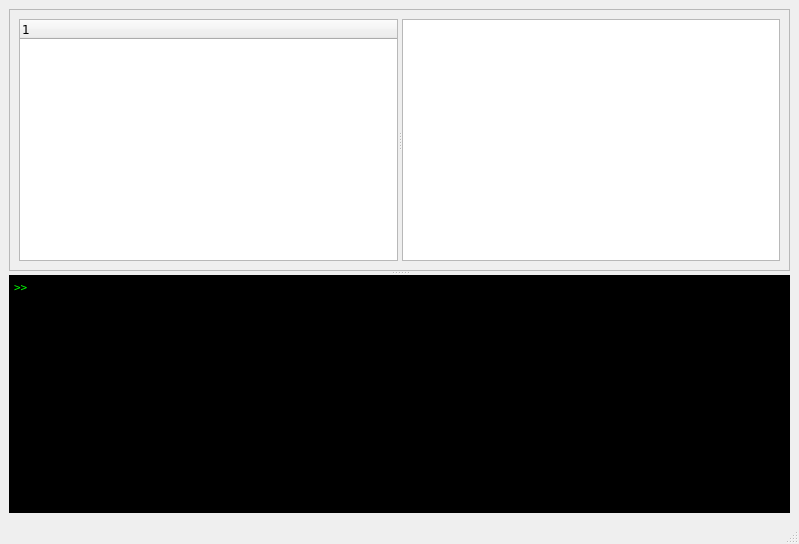
First picture: the form in src/results_window.ui, repository AliSalman-et-al/openmeta-analyst-community, before the edit.
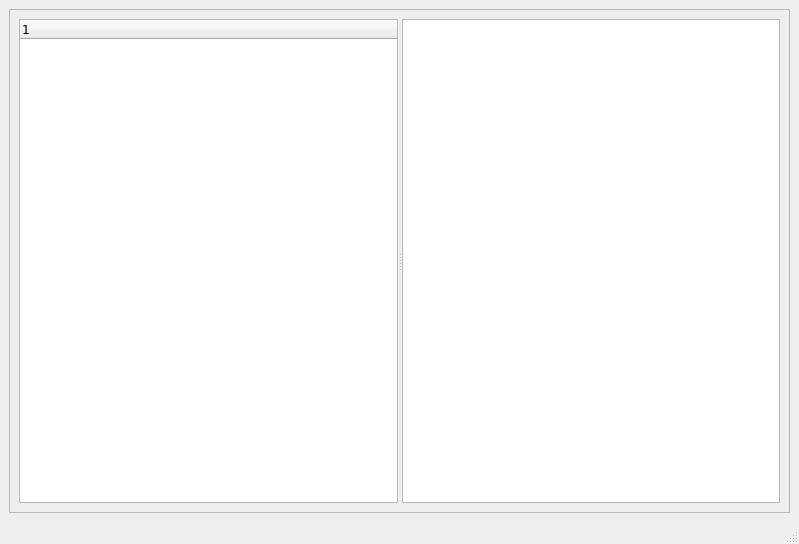
Second picture: the form after the edit.

Commit message:
Remove results R console panel
The Results / Analysis window still allocated vertical space for a pseudo-console that seeded a banner and prompt, but the widget was inert and outside the GUI meta-analysis workflow. Remove the console widget from the canonical UI, delete its prompt/input/evaluation plumbing, and let the results area expand into the freed space. Record the accepted GUI compatibility exception from Issue #191.

Closes #191

Diff of the .ui file:
```diff
--- a/src/results_window.ui
+++ b/src/results_window.ui
@@ -21,11 +21,7 @@
   <widget class="QWidget" name="centralwidget">
    <layout class="QVBoxLayout" name="verticalLayout">
     <item>
-     <widget class="QSplitter" name="splitter">
-      <property name="orientation">
-       <enum>Qt::Vertical</enum>
-      </property>
-      <widget class="QFrame" name="frame">
+     <widget class="QFrame" name="frame">
        <property name="minimumSize">
         <size>
          <width>733</width>
@@ -75,58 +71,6 @@
          </widget>
         </item>
        </layout>
-      </widget>
-      <widget class="QTextEdit" name="psuedo_console">
-       <property name="sizePolicy">
-        <sizepolicy hsizetype="Expanding" vsizetype="Expanding">
-         <horstretch>0</horstretch>
-         <verstretch>0</verstretch>
-        </sizepolicy>
-       </property>
-       <property name="minimumSize">
-        <size>
-         <width>733</width>
-         <height>0</height>
-        </size>
-       </property>
-       <property name="maximumSize">
-        <size>
-         <width>16777215</width>
-         <height>16777215</height>
-        </size>
-       </property>
-       <property name="baseSize">
-        <size>
-         <width>0</width>
-         <height>0</height>
-        </size>
-       </property>
-       <property name="font">
-        <font>
-         <family>Terminal</family>
-        </font>
-       </property>
-       <property name="autoFillBackground">
-        <bool>false</bool>
-       </property>
-       <property name="styleSheet">
-        <string notr="true">background-color: rgb(0, 0, 0);
-color: rgb(0, 255, 0);</string>
-       </property>
-       <property name="lineWrapMode">
-        <enum>QTextEdit::NoWrap</enum>
-       </property>
-       <property name="html">
-        <string>&lt;!DOCTYPE HTML PUBLIC &quot;-//W3C//DTD HTML 4.0//EN&quot; &quot;http://www.w3.org/TR/REC-html40/strict.dtd&quot;&gt;
-&lt;html&gt;&lt;head&gt;&lt;meta name=&quot;qrichtext&quot; content=&quot;1&quot; /&gt;&lt;style type=&quot;text/css&quot;&gt;
-p, li { white-space: pre-wrap; }
-&lt;/style&gt;&lt;/head&gt;&lt;body style=&quot; font-family:'Terminal'; font-size:13pt; font-weight:400; font-style:normal;&quot;&gt;
-&lt;p style=&quot; margin-top:0px; margin-bottom:0px; margin-left:0px; margin-right:0px; -qt-block-indent:0; text-indent:0px;&quot;&gt;&lt;span style=&quot; font-size:8pt;&quot;&gt;&amp;gt;&amp;gt; &lt;/span&gt;&lt;/p&gt;&lt;/body&gt;&lt;/html&gt;</string>
-       </property>
-       <property name="acceptRichText">
-        <bool>false</bool>
-       </property>
-      </widget>
      </widget>
     </item>
    </layout>
```
The commit also changes 8 other files.
